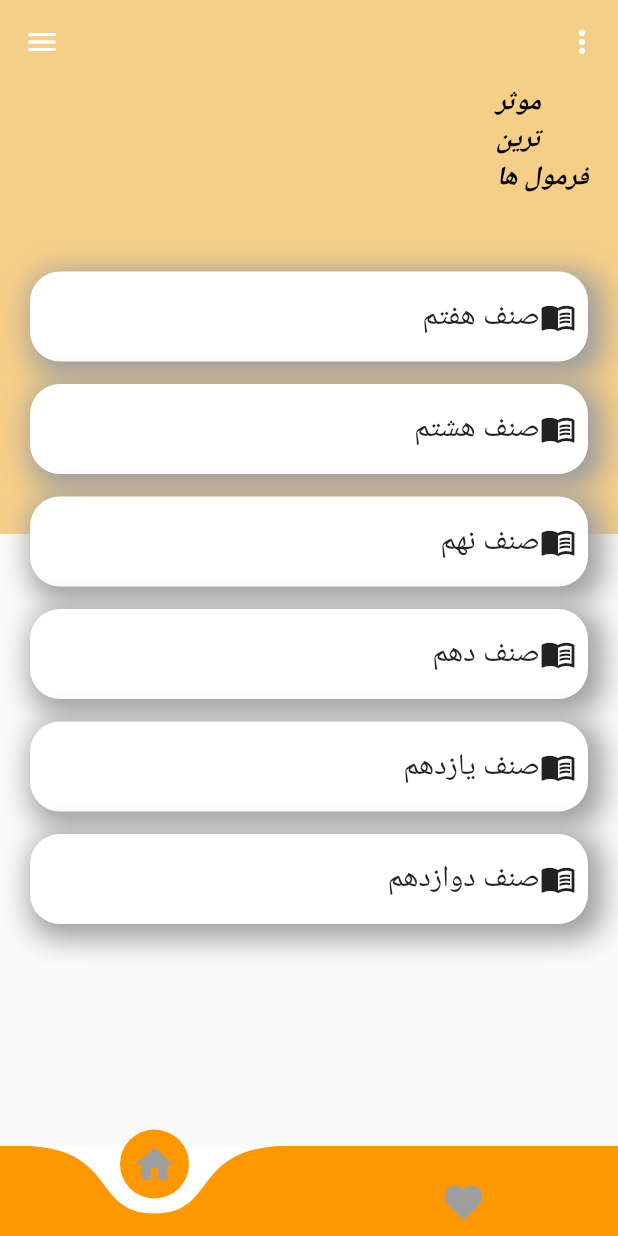
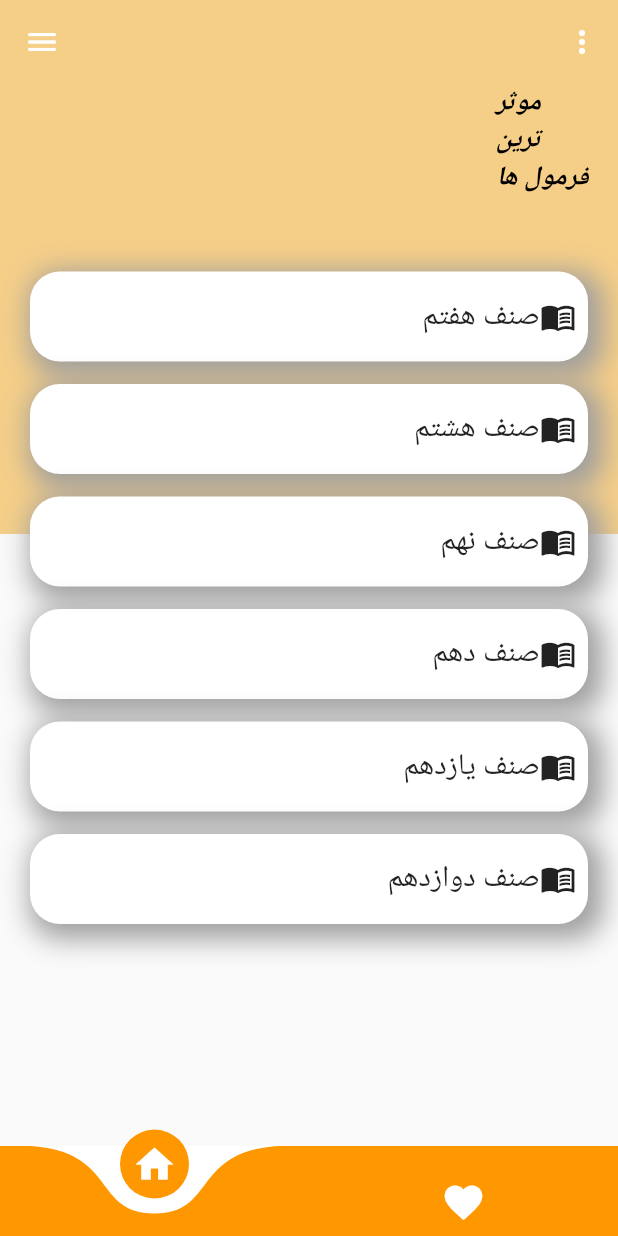
Before and after one commit to yaserhamidy/formula, a Flutter app: the screen it shows after launch, on a phone screen of 412 x 824 dp. Run offline on Flutter 3.47's test engine with Material 2 defaults, Android fonts, the phone set to English and light mode, and no system bars; drawn by our look-alikes of curved_navigation_bar; our stand-ins replace fluttertoast, settings_ui.

Commit message:
work on setting page and botton navitionbar

```diff
--- a/lib/mainpage.dart
+++ b/lib/mainpage.dart
@@ -39,8 +39,8 @@ class _mainpageState extends State<mainpage> {
         color: Colors.orange,
         animationDuration: Duration(milliseconds: 300),
         items: <Widget>[
-          Icon(Icons.home, size: 30,color: Colors.grey,),
-          Icon(Icons.favorite, size: 30,color: Colors.grey,),
+          Icon(Icons.home, size: 30,color: Colors.white,),
+          Icon(Icons.favorite, size: 30,color: Colors.white,),
 
         ],
         onTap: (index) {
```
